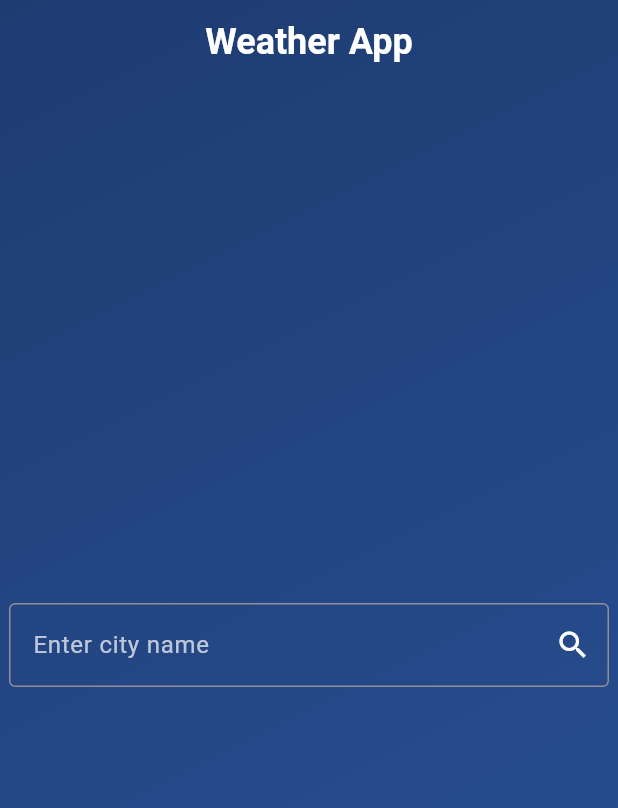
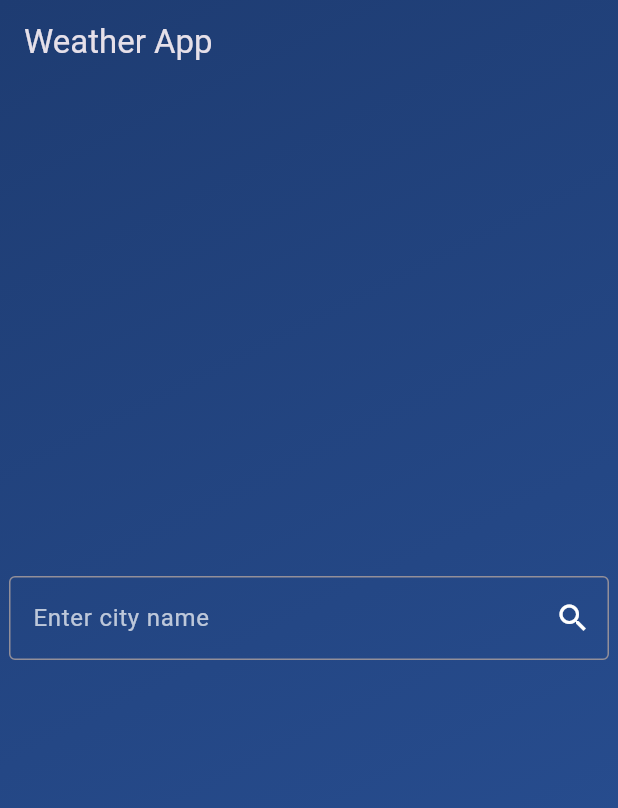
Before and after one commit to sowban-mohd/weather_app, a Flutter app: the screen it shows after launch, on a phone screen of 412 x 824 dp. Shown: the top 808 px of the screen. Run offline on Flutter 3.47's test engine with Material 3 defaults, Android fonts, the phone set to English and light mode, and no system bars; our stand-ins replace flutter_bloc.

Commit message:
Added search screen

```diff
--- a/lib/bloc/weather_bloc.dart
+++ b/lib/bloc/weather_bloc.dart
@@ -10,10 +10,11 @@ class WeatherBloc extends Bloc<WeatherEvent, WeatherState> {
     on<WeatherFetched>((event, emit) async {
       emit(WeatherLoading());
       try {
-        final weather = await weatherRepository.getCurrentWeather();
+        final weather =
+            await weatherRepository.getCurrentWeather(event.cityName);
         emit(WeatherSuccess(weather));
       } catch (e) {
-        emit(WeatherFailure(e.toString()));
+        emit(WeatherFailure('An unexpected error occurred'));
       }
     });
   }
--- a/lib/data/repository/weather_repository.dart
+++ b/lib/data/repository/weather_repository.dart
@@ -6,9 +6,8 @@ class WeatherRepository {
   final WeatherDataProvider dataProvider;
   WeatherRepository(this.dataProvider);
 
-  Future<Weather> getCurrentWeather() async {
+  Future<Weather> getCurrentWeather(String cityName) async {
     try {
-      String cityName = 'New Delhi';
       final res = await dataProvider.getCurrentWeather(cityName);
 
       final Map<String, dynamic> data = jsonDecode(res);
--- a/lib/main.dart
+++ b/lib/main.dart
@@ -3,7 +3,7 @@ import 'package:flutter_bloc/flutter_bloc.dart';
 import 'package:weather_app/bloc/weather_bloc.dart';
 import 'package:weather_app/data/data_provider/weather_data_provider.dart';
 import 'package:weather_app/data/repository/weather_repository.dart';
-import 'package:weather_app/presentation/screens/weather_screen.dart';
+import 'package:weather_app/presentation/screens/search_screen.dart';
 
 void main() {
   runApp(const MyApp());
@@ -22,7 +22,7 @@ class MyApp extends StatelessWidget {
         child: MaterialApp(
           debugShowCheckedModeBanner: false,
           theme: ThemeData.dark(useMaterial3: true),
-          home: WeatherScreen(),
+          home: SearchScreen(),
         ),
       ),
     );
--- /dev/null
+++ b/lib/presentation/screens/search_screen.dart
@@ -0,0 +1,57 @@
+import 'package:flutter/material.dart';
+import 'package:flutter_bloc/flutter_bloc.dart';
+import 'package:weather_app/bloc/weather_bloc.dart';
+import 'package:weather_app/presentation/screens/weather_screen.dart';
+
+class SearchScreen extends StatelessWidget {
+  SearchScreen({super.key});
+
+  final TextEditingController _cityNameController = TextEditingController();
+
+  @override
+  Widget build(BuildContext context) {
+    return Scaffold(
+      extendBodyBehindAppBar: true,
+      backgroundColor: Colors.blueGrey.shade900,
+      appBar: AppBar(
+        backgroundColor: Colors.transparent,
+        title: const Text('Weather App'),
+      ),
+      body: Container(
+        decoration: const BoxDecoration(
+          gradient: LinearGradient(
+            colors: [Color(0xFF1E3C72), Color(0xFF2A5298)],
+            begin: Alignment.topLeft,
+            end: Alignment.bottomRight,
+          ),
+        ),
+        child: Center(
+          child: TextField(
+            onSubmitted: (text) {
+              BlocProvider.of<WeatherBloc>(context)
+                  .add(WeatherFetched(cityName: text.trim()));
+                  Navigator.push(context, MaterialPageRoute(builder: (context) => const WeatherScreen()));
+            },
+            style: const TextStyle(color: Colors.white),
+            cursorColor: Colors.white,
+            textInputAction: TextInputAction.search,
+            decoration: const InputDecoration(
+              hintText: "Enter city name",
+              hintStyle: TextStyle(color: Colors.white70),
+              border: OutlineInputBorder(),
+              focusedBorder: OutlineInputBorder(
+                borderSide: BorderSide(color: Colors.white),
+              ),
+              constraints: BoxConstraints(maxWidth: 400),
+              suffixIcon: Icon(
+                Icons.search,
+                color: Colors.white,
+              ),
+            ),
+            controller: _cityNameController,
+          ),
+        ),
+      ),
+    );
+  }
+}
--- a/lib/presentation/screens/weather_screen.dart
+++ b/lib/presentation/screens/weather_screen.dart
@@ -5,9 +5,7 @@ import 'package:intl/intl.dart';
 import 'package:weather_app/bloc/weather_bloc.dart';
 
 class WeatherScreen extends StatelessWidget {
-  WeatherScreen({super.key});
-
-  final TextEditingController _cityNameController = TextEditingController();
+  const WeatherScreen({super.key});
 
   @override
   Widget build(BuildContext context) {
@@ -17,6 +15,12 @@ class WeatherScreen extends StatelessWidget {
       appBar: AppBar(
         backgroundColor: Colors.transparent,
         elevation: 0,
+        leading: IconButton(
+          icon: const Icon(Icons.arrow_back),
+          onPressed: () {
+            Navigator.pop(context);
+          },
+        ),
         centerTitle: true,
         title: const Text(
           "Weather App",
@@ -36,58 +40,25 @@ class WeatherScreen extends StatelessWidget {
           ),
         ),
         child: SafeArea(
-          child: Column(
-            mainAxisAlignment: MainAxisAlignment.center,
-            children: [
-              TextField(
-                onSubmitted: (text) {
-                  BlocProvider.of<WeatherBloc>(context)
-                      .add(WeatherFetched(cityName: text.trim()));
-                },
-                style: const TextStyle(color: Colors.white),
-                cursorColor: Colors.white,
-                textInputAction: TextInputAction.search,
-                decoration: const InputDecoration(
-                  hintText: "Enter city name",
-                  hintStyle: TextStyle(color: Colors.white70),
-                  border: OutlineInputBorder(),
-                  focusedBorder: OutlineInputBorder(
-                    borderSide: BorderSide(color: Colors.white),
-                  ),
-                  constraints: BoxConstraints(maxWidth: 400),
-                  suffixIcon: Icon(
-                    Icons.search,
-                    color: Colors.white,
-                  ),
-                ),
-                controller: _cityNameController,
-
-              ),
-              const SizedBox(height: 20),
-              BlocBuilder<WeatherBloc, WeatherState>(
-                builder: (context, state) {
-                  switch (state) {
-                    case WeatherInitial():
-                      return const Center(child: SizedBox.shrink());
-
-                    case WeatherFailure(error: final error):
+          child:
+              BlocBuilder<WeatherBloc, WeatherState>(builder: (context, state) {
+            if (state is WeatherFailure) {
               return Center(
                 child: Text(
-                          'Error: $error',
-                          style:
-                              const TextStyle(fontSize: 20, color: Colors.red),
+                  state.error,
+                  style: const TextStyle(fontSize: 20, color: Colors.red),
                 ),
               );
-
-                    case WeatherLoading():
+            }
+            if (state is! WeatherSuccess) {
               return const Center(
                 child: CircularProgressIndicator(color: Colors.white),
               );
-
-                    case WeatherSuccess(weather: final weather):
+            }
             return Padding(
               padding: const EdgeInsets.all(20.0),
               child: Column(
+                mainAxisAlignment: MainAxisAlignment.center,
                 children: [
                   Container(
                     padding: const EdgeInsets.all(24),
@@ -98,12 +69,11 @@ class WeatherScreen extends StatelessWidget {
                     child: ClipRRect(
                       borderRadius: BorderRadius.circular(25),
                       child: BackdropFilter(
-                                  filter:
-                                      ImageFilter.blur(sigmaX: 10, sigmaY: 10),
+                        filter: ImageFilter.blur(sigmaX: 10, sigmaY: 10),
                         child: Column(
                           children: [
                             Text(
-                                        '${weather.currentTemp} K',
+                              '${state.weather.currentTemp} K',
                               style: const TextStyle(
                                 fontSize: 42,
                                 fontWeight: FontWeight.bold,
@@ -112,8 +82,8 @@ class WeatherScreen extends StatelessWidget {
                             ),
                             const SizedBox(height: 10),
                             Icon(
-                                        weather.currentSky == 'Clouds' ||
-                                                weather.currentSky == 'Rain'
+                              state.weather.currentSky == 'Clouds' ||
+                                      state.weather.currentSky == 'Rain'
                                   ? Icons.cloud
                                   : Icons.wb_sunny,
                               size: 64,
@@ -121,7 +91,7 @@ class WeatherScreen extends StatelessWidget {
                             ),
                             const SizedBox(height: 8),
                             Text(
-                                        weather.currentSky,
+                              state.weather.currentSky,
                               style: const TextStyle(
                                 fontSize: 20,
                                 color: Colors.white70,
@@ -149,10 +119,9 @@ class WeatherScreen extends StatelessWidget {
                     height: 100,
                     child: ListView.builder(
                       scrollDirection: Axis.horizontal,
-                                itemCount: weather.hourlyForecast.length,
+                      itemCount: state.weather.hourlyForecast.length,
                       itemBuilder: (context, index) {
-                                  final forecast =
-                                      weather.hourlyForecast[index];
+                        final forecast = state.weather.hourlyForecast[index];
                         return Container(
                           width: 80,
                           margin: const EdgeInsets.only(right: 12),
@@ -162,8 +131,7 @@ class WeatherScreen extends StatelessWidget {
                             borderRadius: BorderRadius.circular(20),
                           ),
                           child: Column(
-                                      mainAxisAlignment:
-                                          MainAxisAlignment.center,
+                            mainAxisAlignment: MainAxisAlignment.center,
                             children: [
                               Icon(
                                 forecast.hourlySky == 'Clouds' ||
@@ -175,14 +143,12 @@ class WeatherScreen extends StatelessWidget {
                               const SizedBox(height: 6),
                               Text(
                                 '${forecast.hourlyTemp}K',
-                                          style: const TextStyle(
-                                              color: Colors.white),
+                                style: const TextStyle(color: Colors.white),
                               ),
                               Text(
                                 DateFormat.j().format(forecast.time),
                                 style: const TextStyle(
-                                              color: Colors.white70,
-                                              fontSize: 12),
+                                    color: Colors.white70, fontSize: 12),
                               ),
                             ],
                           ),
@@ -207,21 +173,17 @@ class WeatherScreen extends StatelessWidget {
                     mainAxisAlignment: MainAxisAlignment.spaceAround,
                     children: [
                       _infoIcon(Icons.water_drop, "Humidity",
-                                    weather.currentHumidity.toString()),
+                          state.weather.currentHumidity.toString()),
                       _infoIcon(Icons.air, "Wind",
-                                    weather.currentWindSpeed.toString()),
+                          state.weather.currentWindSpeed.toString()),
                       _infoIcon(Icons.compress, "Pressure",
-                                    weather.currentPressure.toString())
+                          state.weather.currentPressure.toString())
                     ],
                   ),
                 ],
               ),
             );
-                  }
-                },
-              ),
-            ],
-          ),
+          }),
         ),
       ),
     );
```
Also changed, not shown: 4 other files. Lines whose indentation alone changed are shown as unchanged.
